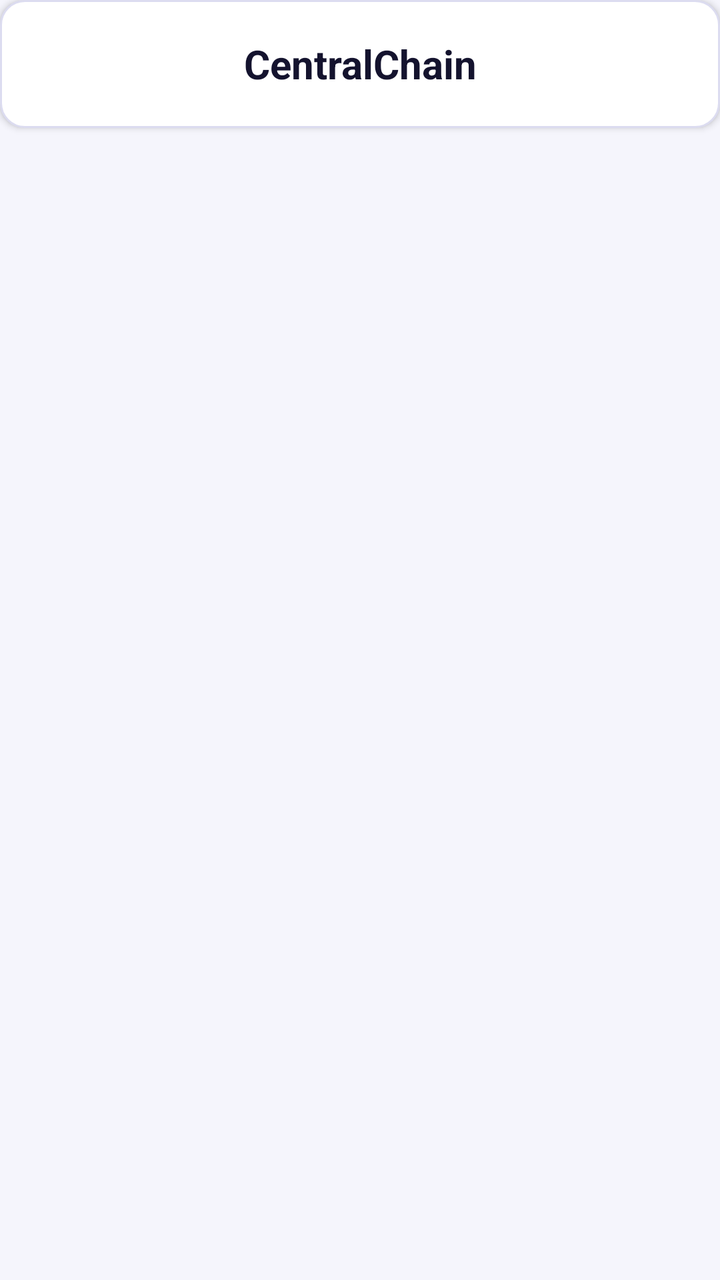
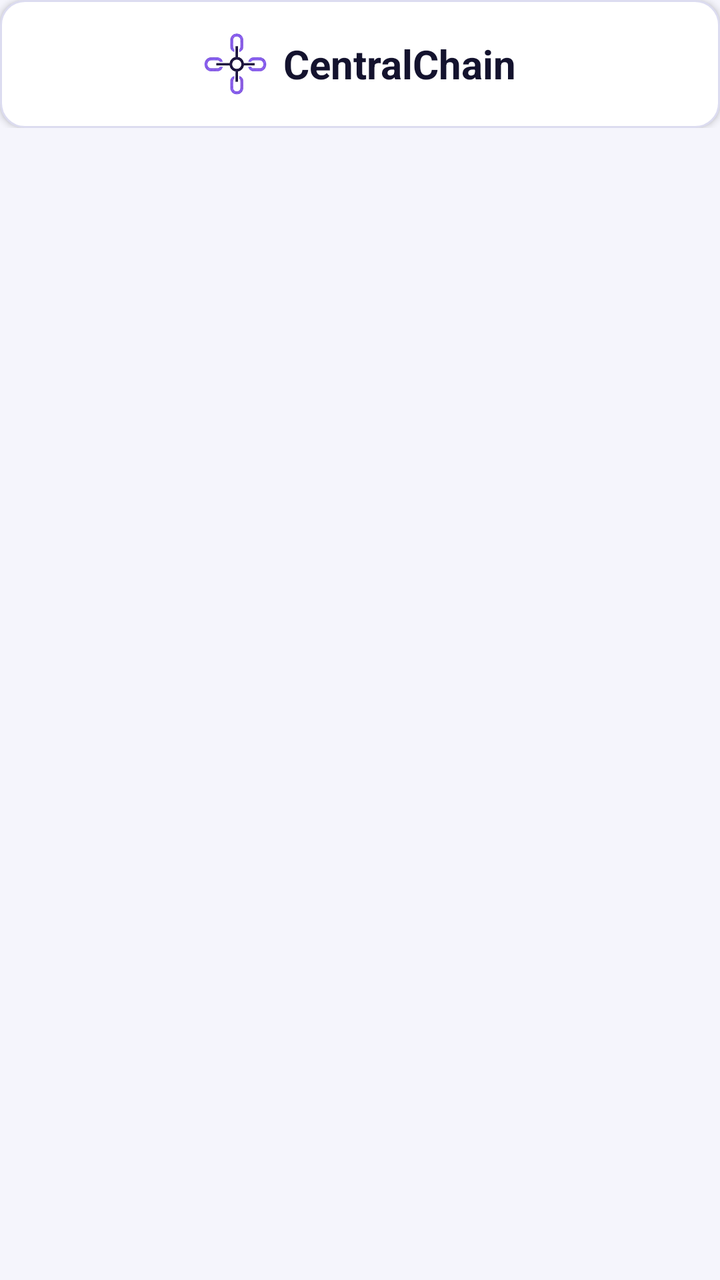

The first picture is an Android layout as it rendered before a commit; the second is the same layout after the commit. The layout source and the unified diff follow.
<!-- AndroidManifest.xml: application theme Theme.CentralChain -->
<!-- res/layout/view_header.xml -->
<?xml version="1.0" encoding="utf-8"?>
<LinearLayout xmlns:android="http://schemas.android.com/apk/res/android"
    android:layout_width="match_parent"
    android:layout_height="wrap_content"
    android:orientation="vertical">

    <TextView
        android:layout_width="match_parent"
        android:layout_height="64dp"
        android:background="@drawable/bg_card"
        android:elevation="2dp"
        android:gravity="center"
        android:text="@string/app_name"
        android:textColor="@color/ink"
        android:textSize="20sp"
        android:textStyle="bold" />

    <TextView
        android:id="@+id/screen_title"
        style="@style/CC.Title"
        android:layout_width="match_parent"
        android:layout_height="wrap_content"
        android:layout_marginTop="16dp"
        android:gravity="center" />

    <TextView
        android:id="@+id/screen_subtitle"
        style="@style/CC.Muted"
        android:layout_width="match_parent"
        android:layout_height="wrap_content"
        android:layout_marginTop="2dp"
        android:gravity="center"
        android:visibility="gone" />
</LinearLayout>
<!-- resources referenced by this layout -->
<resources>
  <color name="ink">#14132E</color>
  <!-- drawable bg_card (drawable) -->
  <?xml version="1.0" encoding="utf-8"?>
  <shape xmlns:android="http://schemas.android.com/apk/res/android" android:shape="rectangle">
      <solid android:color="@color/card" />
      <corners android:radius="12dp" />
      <stroke android:width="1dp" android:color="@color/stroke" />
  </shape>
  <string name="app_name">CentralChain</string>
  <style name="CC.Muted">
          <item name="android:textSize">13sp</item>
          <item name="android:textColor">@color/muted</item>
      </style>
  <style name="CC.Title">
          <item name="android:textSize">20sp</item>
          <item name="android:textStyle">bold</item>
          <item name="android:textColor">@color/ink</item>
      </style>
  <style name="Theme.CentralChain" parent="Theme.Material3.Light.NoActionBar">
          <item name="colorPrimary">@color/primary</item>
          <item name="colorOnPrimary">@color/white</item>
          <item name="colorSecondary">@color/navy</item>
          <item name="android:colorBackground">@color/surface</item>
          <item name="android:windowBackground">@color/surface</item>
          <item name="android:statusBarColor">@color/surface</item>
          <item name="android:windowLightStatusBar">true</item>
          <item name="materialButtonStyle">@style/CC.Button</item>
      </style>
  <color name="card">#FFFFFF</color>
  <color name="stroke">#DCDCF0</color>
  <color name="muted">#5E5D7A</color>
  <color name="primary">#3C3AA1</color>
  <color name="white">#FFFFFF</color>
  <color name="navy">#26246B</color>
  <color name="surface">#F5F5FC</color>
  <style name="CC.Button" parent="Widget.Material3.Button">
          <item name="cornerRadius">10dp</item>
          <item name="android:minHeight">48dp</item>
          <item name="android:textAllCaps">false</item>
          <item name="android:textStyle">bold</item>
          <item name="android:insetTop">2dp</item>
          <item name="android:insetBottom">2dp</item>
      </style>
</resources>

<!-- the commit's change to res/layout/view_header.xml (unified diff, before → after) -->
@@ -4,16 +4,54 @@
     android:layout_height="wrap_content"
     android:orientation="vertical">
 
-    <TextView
+    <FrameLayout
         android:layout_width="match_parent"
-        android:layout_height="64dp"
-        android:background="@drawable/bg_card"
-        android:elevation="2dp"
-        android:gravity="center"
-        android:text="@string/app_name"
-        android:textColor="@color/ink"
-        android:textSize="20sp"
-        android:textStyle="bold" />
+        android:layout_height="64dp">
+
+        
+        <LinearLayout
+            android:layout_width="match_parent"
+            android:layout_height="match_parent"
+            android:background="@drawable/bg_card"
+            android:elevation="2dp"
+            android:gravity="center"
+            android:orientation="horizontal">
+
+            <ImageView
+                android:layout_width="32dp"
+                android:layout_height="32dp"
+                android:layout_marginEnd="8dp"
+                android:contentDescription="@string/app_name"
+                android:src="@drawable/logo" />
+
+            <TextView
+                android:layout_width="wrap_content"
+                android:layout_height="wrap_content"
+                android:text="@string/app_name"
+                android:textColor="@color/ink"
+                android:textSize="20sp"
+                android:textStyle="bold" />
+        </LinearLayout>
+
+        
+        <TextView
+            android:id="@+id/text_role"
+            android:layout_width="wrap_content"
+            android:layout_height="wrap_content"
+            android:layout_gravity="end|center_vertical"
+            android:layout_marginEnd="12dp"
+            android:background="@drawable/bg_pill"
+            android:backgroundTint="@color/primary"
+            android:elevation="3dp"
+            android:paddingStart="12dp"
+            android:paddingTop="4dp"
+            android:paddingEnd="12dp"
+            android:paddingBottom="4dp"
+            android:textColor="@color/white"
+            android:textSize="12sp"
+            android:textStyle="bold"
+            android:visibility="gone" />
+    </FrameLayout>
 
     <TextView
         android:id="@+id/screen_title"
<!-- resource entries referenced after the edit -->
@@ -8,6 +8,13 @@
       <corners android:radius="12dp" />
       <stroke android:width="1dp" android:color="@color/stroke" />
   </shape>
+  <!-- drawable bg_pill (drawable) -->
+  <?xml version="1.0" encoding="utf-8"?>
+  <shape xmlns:android="http://schemas.android.com/apk/res/android" android:shape="rectangle">
+      <solid android:color="@color/white" />
+      <corners android:radius="10dp" />
+  </shape>
+  <!-- drawable logo: png bitmap (drawable-nodpi, 41189 bytes) -->
   <string name="app_name">CentralChain</string>
   <style name="CC.Muted">
           <item name="android:textSize">13sp</item>
